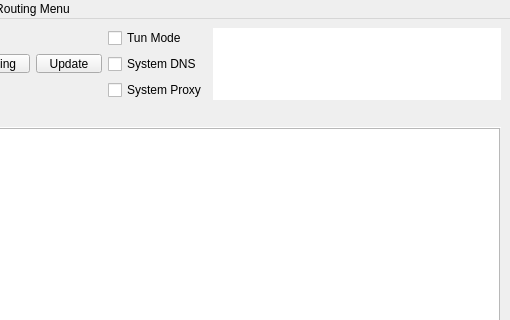
Above: include/ui/mainwindow.ui from MamkinCoder/Throne-autoUpdate before the change; both pictures show x 290 to 800 and y 0 to 320 of the 800 by 600 pixel window. Below: the same form after it.
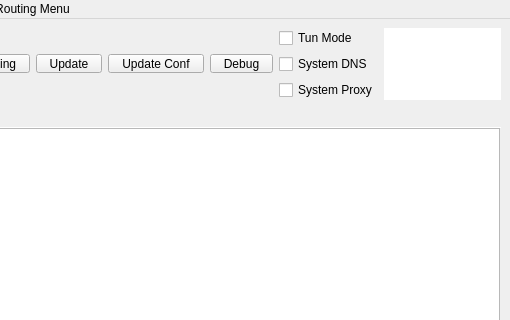
That is the form after the change. Icons and pictures are not drawn. Custom widgets are drawn as their Qt base class.

Commit message: Added updating + better buttons

```diff
--- a/include/ui/mainwindow.ui
+++ b/include/ui/mainwindow.ui
@@ -228,6 +228,75 @@
         </property>
        </widget>
       </item>
+      <item>
+       <widget class="QToolButton" name="toolButton_update_subs">
+        <property name="minimumSize">
+         <size>
+          <width>0</width>
+          <height>0</height>
+         </size>
+        </property>
+        <property name="styleSheet">
+         <string notr="true">QToolButton {
+    padding-left: 8px;
+    padding-right: 8px;
+}
+
+QToolButton::menu-indicator {
+    subcontrol-origin: border;
+    subcontrol-position: bottom right;
+    right: 2px;
+    bottom: 3px;
+}</string>
+        </property>
+        <property name="text">
+         <string>Update Conf</string>
+        </property>
+        <property name="icon">
+         <iconset theme="b-system-software-update"/>
+        </property>
+        <property name="iconSize">
+         <size>
+          <width>24</width>
+          <height>24</height>
+         </size>
+        </property>
+        <property name="toolButtonStyle">
+         <enum>Qt::ToolButtonStyle::ToolButtonTextUnderIcon</enum>
+        </property>
+       </widget>
+      </item>
+      <item>
+       <widget class="QToolButton" name="toolButton_debug">
+        <property name="minimumSize">
+         <size>
+          <width>0</width>
+          <height>0</height>
+         </size>
+        </property>
+        <property name="styleSheet">
+         <string notr="true">QToolButton {
+    padding-left: 8px;
+    padding-right: 8px;
+}</string>
+        </property>
+        <property name="text">
+         <string>Debug</string>
+        </property>
+        <property name="icon">
+         <iconset theme="b-system-run"/>
+        </property>
+        <property name="iconSize">
+         <size>
+          <width>24</width>
+          <height>24</height>
+         </size>
+        </property>
+        <property name="toolButtonStyle">
+         <enum>Qt::ToolButtonStyle::ToolButtonTextUnderIcon</enum>
+        </property>
+       </widget>
+      </item>
       <item>
        <layout class="QVBoxLayout" name="verticalLayout_4">
         <item>
```
The commit also changes 4 other files.
